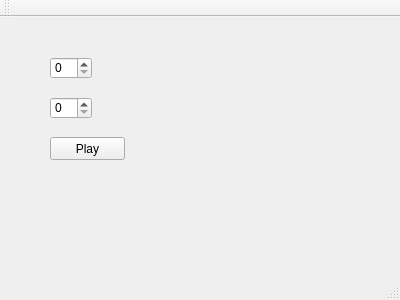
ZeroBlazer/IA-tictactoe, file mainwindow.ui: the form before one commit.
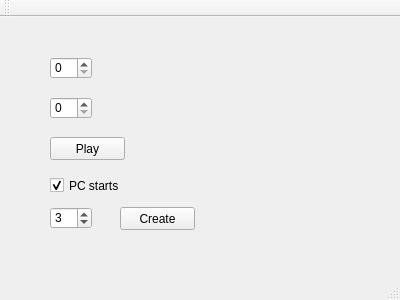
The form after the commit.

Commit message:
Interfaz mejorada y casi completa
Refiriendonos a interfaz Qt

The edit to the form file:
```diff
--- a/mainwindow.ui
+++ b/mainwindow.ui
@@ -47,6 +47,48 @@
      <string>Play</string>
     </property>
    </widget>
+   <widget class="QSpinBox" name="spinBox_3">
+    <property name="geometry">
+     <rect>
+      <x>50</x>
+      <y>190</y>
+      <width>42</width>
+      <height>22</height>
+     </rect>
+    </property>
+    <property name="value">
+     <number>3</number>
+    </property>
+   </widget>
+   <widget class="QPushButton" name="pushButton_2">
+    <property name="geometry">
+     <rect>
+      <x>120</x>
+      <y>190</y>
+      <width>75</width>
+      <height>23</height>
+     </rect>
+    </property>
+    <property name="text">
+     <string>Create</string>
+    </property>
+   </widget>
+   <widget class="QCheckBox" name="checkBox">
+    <property name="geometry">
+     <rect>
+      <x>50</x>
+      <y>160</y>
+      <width>70</width>
+      <height>17</height>
+     </rect>
+    </property>
+    <property name="text">
+     <string>PC starts</string>
+    </property>
+    <property name="checked">
+     <bool>true</bool>
+    </property>
+   </widget>
   </widget>
   <widget class="QMenuBar" name="menuBar">
    <property name="geometry">
```
The commit also changes 2 other files.
